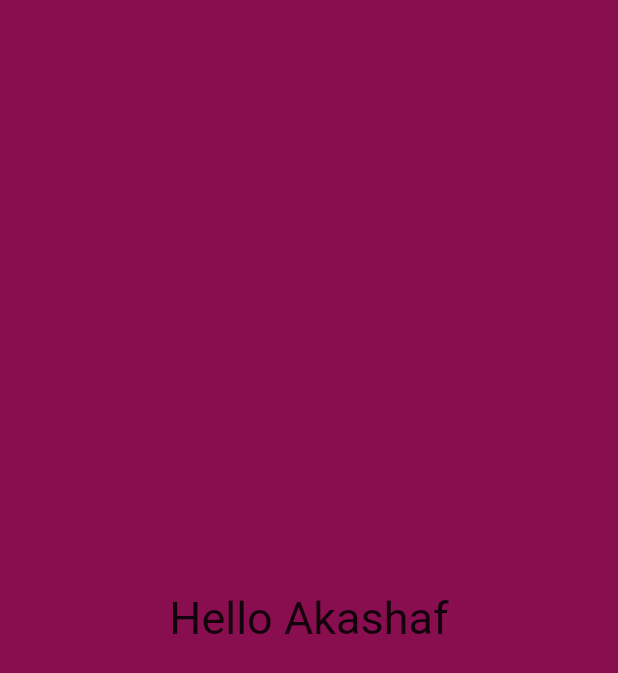
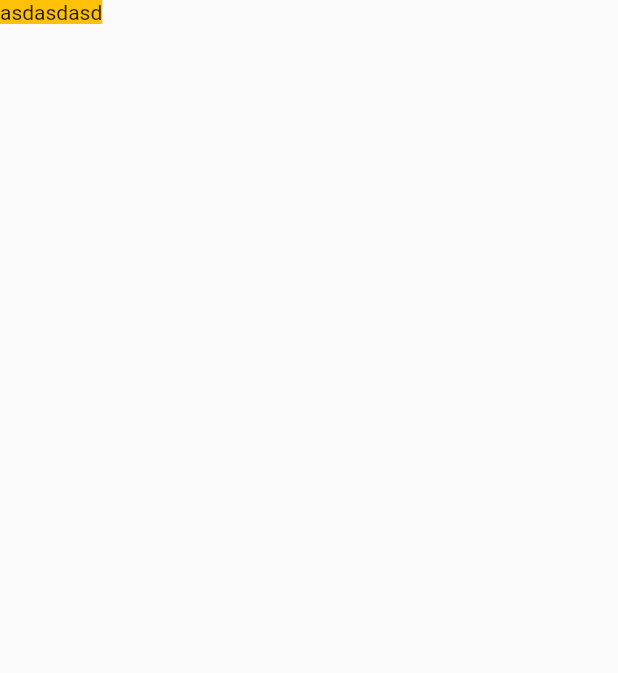
Before and after one commit to akashaf/flutter_courses, a Flutter app: the screen it shows after launch, on a phone screen of 412 x 824 dp. Shown: the top 673 px of the screen. Run offline on Flutter 3.47's test engine with Material 2 defaults, Android fonts, the phone set to English and light mode, and no system bars.

Commit message:
create splash screen

```diff
--- a/lib/main.dart
+++ b/lib/main.dart
@@ -1,14 +1,17 @@
 import 'package:flutter/material.dart';
+import 'package:flutter_learn/screens/splash.dart';
 
 void main() {
-  runApp(
-    const MaterialApp(
-      home: Scaffold(
-        backgroundColor: Color.fromRGBO(136, 14, 79, 1),
-        body: Center(
-          child: Text('Hello Akashaf', style: TextStyle(fontSize: 30)),
-        ),
-      ),
-    ),
-  );
+  runApp(const MyApp());
 }
+
+class MyApp extends StatelessWidget {
+  const MyApp({super.key});
+
+  @override
+  Widget build(BuildContext context) {
+    return const MaterialApp(
+      home: SplashScreen(),
+    );
+  }
+}
--- /dev/null
+++ b/lib/screens/splash.dart
@@ -0,0 +1,20 @@
+import "package:flutter/material.dart";
+
+class SplashScreen extends StatefulWidget {
+  const SplashScreen({super.key});
+
+  @override
+  State<SplashScreen> createState() => _SplashScreenState();
+}
+
+class _SplashScreenState extends State<SplashScreen> {
+  @override
+  Widget build(BuildContext context) {
+    return Scaffold(
+      body: Container(
+        color: Colors.amber,
+        child: const Text('asdasdasd'),
+      ),
+    );
+  }
+}
```
